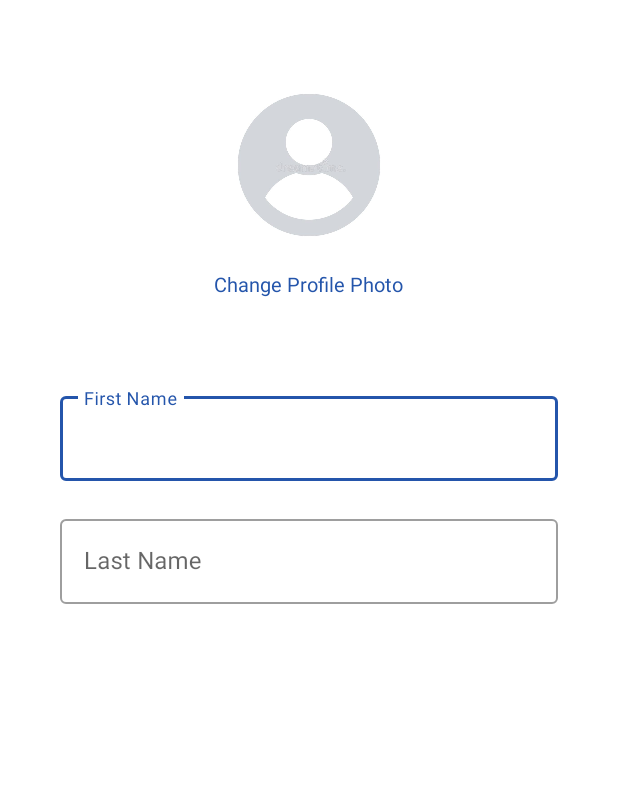
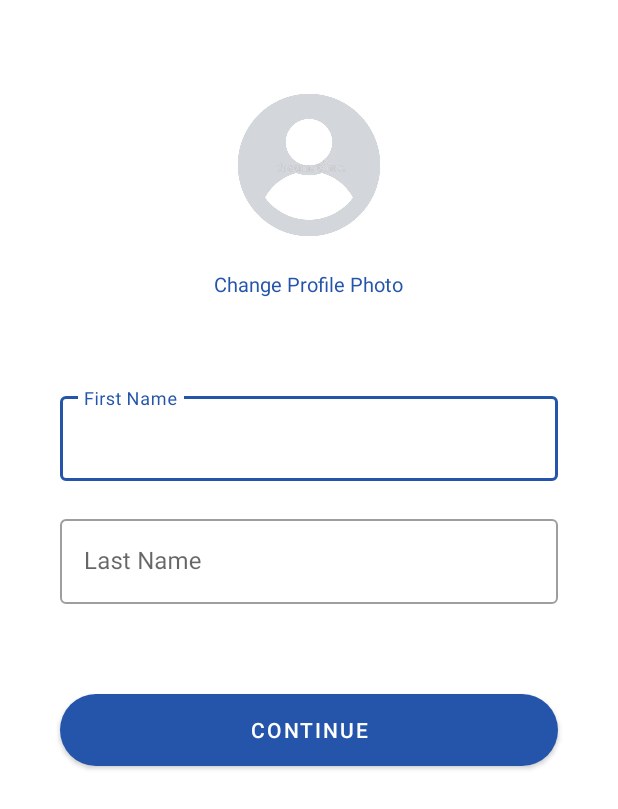
Before and after one commit to adityakadlag2004/Android-Login-MVVM, an Android app: the AddUserData screen opened directly, with no data from a screen before it, on a phone screen of 412 x 824 dp. Shown: the top 809 px of the screen. Run offline under Robolectric (Android 15) with nearby library versions, the phone set to English and light mode, and no system bars; our stand-ins replace CircleImageView, Firebase (no records; nobody signed in at launch, a user with empty details on screens opened directly).

Commit message:
user profile added

```diff
--- a/app/src/main/res/layout/activity_add_user_data.xml
+++ b/app/src/main/res/layout/activity_add_user_data.xml
@@ -70,5 +70,16 @@
         android:inputType="text"
         tools:ignore="LabelFor" />
 
+
     </com.google.android.material.textfield.TextInputLayout>
+    <Button
+        android:layout_width="match_parent"
+        android:layout_height="wrap_content"
+        android:id="@+id/btn_continue_data"
+        android:text="@string/continue2"
+        android:textColor="@color/white"
+        android:layout_marginTop="60dp"
+        android:background="@drawable/btn_circular"
+        android:layout_marginStart="40dp"
+        android:layout_marginEnd="40dp"/>
 </LinearLayout>
--- a/app/src/main/res/values/strings.xml
+++ b/app/src/main/res/values/strings.xml
@@ -34,4 +34,5 @@
     <string name="username">username</string>
     <string name="profile">Profile</string>
     <string name="change_profile_photo">Change Profile Photo</string>
+    <string name="continue2">Continue</string>
 </resources>
```
